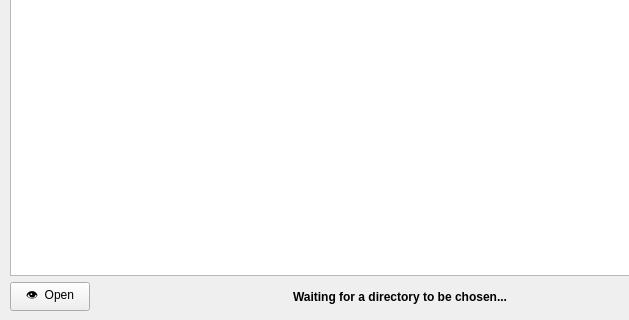
Qt form Qt/directoryoverwatch.ui (Skimmeroni/CPlusPlus-Unimib-Progetto) before a commit; both pictures show x 0 to 629 and y 280 to 600 of the 800 by 600 pixel window.
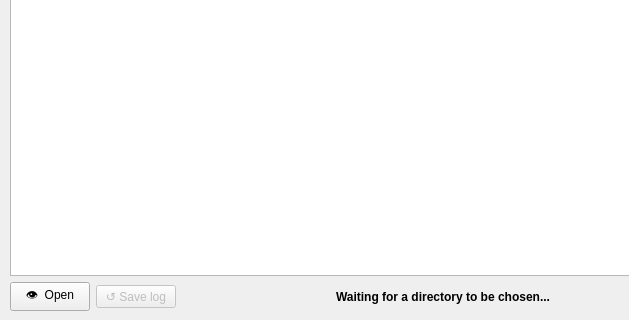
The same form after that commit.

Commit message: Aggiunto un pulsante per il salvataggio esplicito del log

The edit to the form file:
```diff
--- a/Qt/directoryoverwatch.ui
+++ b/Qt/directoryoverwatch.ui
@@ -111,6 +111,16 @@
          </property>
         </widget>
        </item>
+       <item>
+        <widget class="QPushButton" name="save">
+         <property name="enabled">
+          <bool>false</bool>
+         </property>
+         <property name="text">
+          <string>↺ Save log</string>
+         </property>
+        </widget>
+       </item>
        <item>
         <spacer name="horizontalSpacer">
          <property name="orientation">
```
The commit also changes 2 other files.
